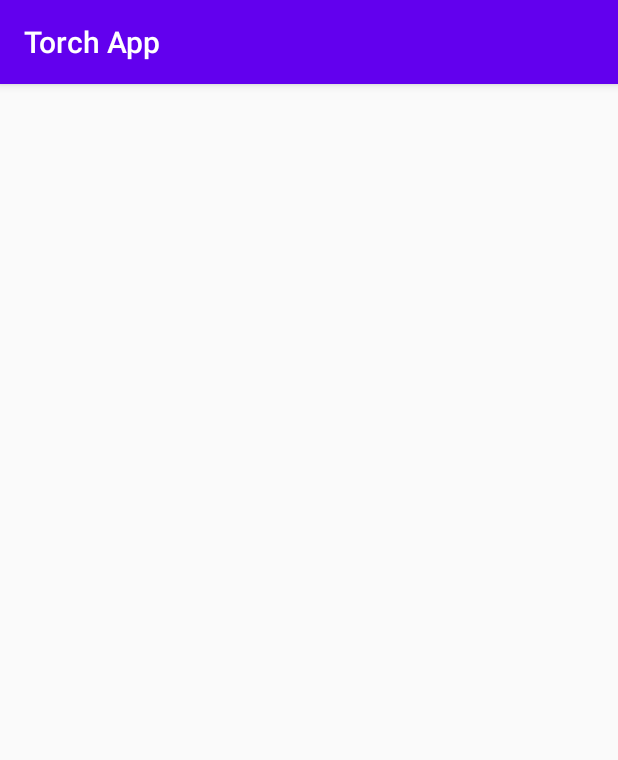
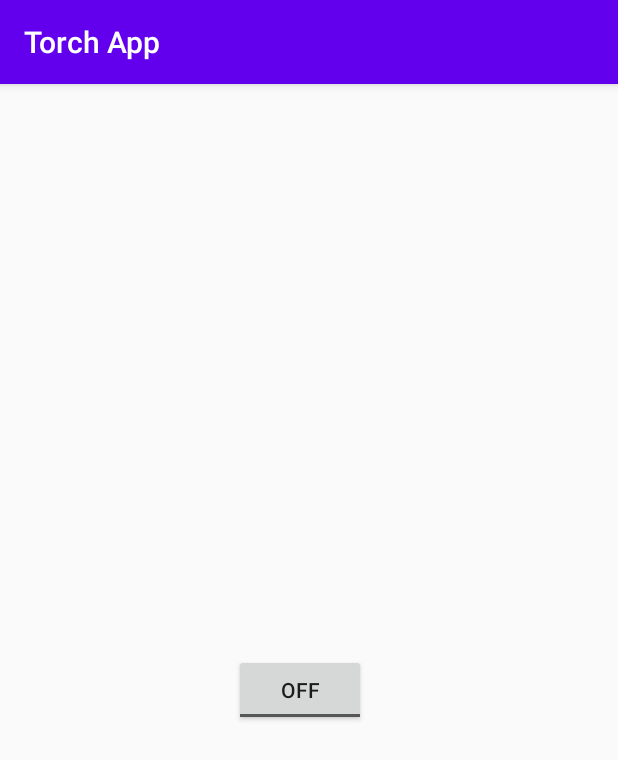
Before and after one commit to KumarSanskar/Torch_App, an Android app: the UsingToggle screen opened directly, with no data from a screen before it, on a phone screen of 412 x 824 dp. Shown: the top 760 px of the screen. Run offline under Robolectric (Android 15) with nearby library versions, the phone set to English and light mode, and no system bars.

Commit message:
added a ToggleButton

```diff
--- a/app/src/main/res/layout/activity_using_toggle.xml
+++ b/app/src/main/res/layout/activity_using_toggle.xml
@@ -6,4 +6,13 @@
     android:layout_height="match_parent"
     tools:context=".UsingToggle">
 
+    <ToggleButton
+        android:id="@+id/toggleButton"
+        android:layout_width="wrap_content"
+        android:layout_height="wrap_content"
+        android:layout_alignParentStart="true"
+        android:layout_alignParentBottom="true"
+        android:layout_marginStart="156dp"
+        android:layout_marginBottom="340dp"
+        android:text="ToggleButton" />
 </RelativeLayout>
```
